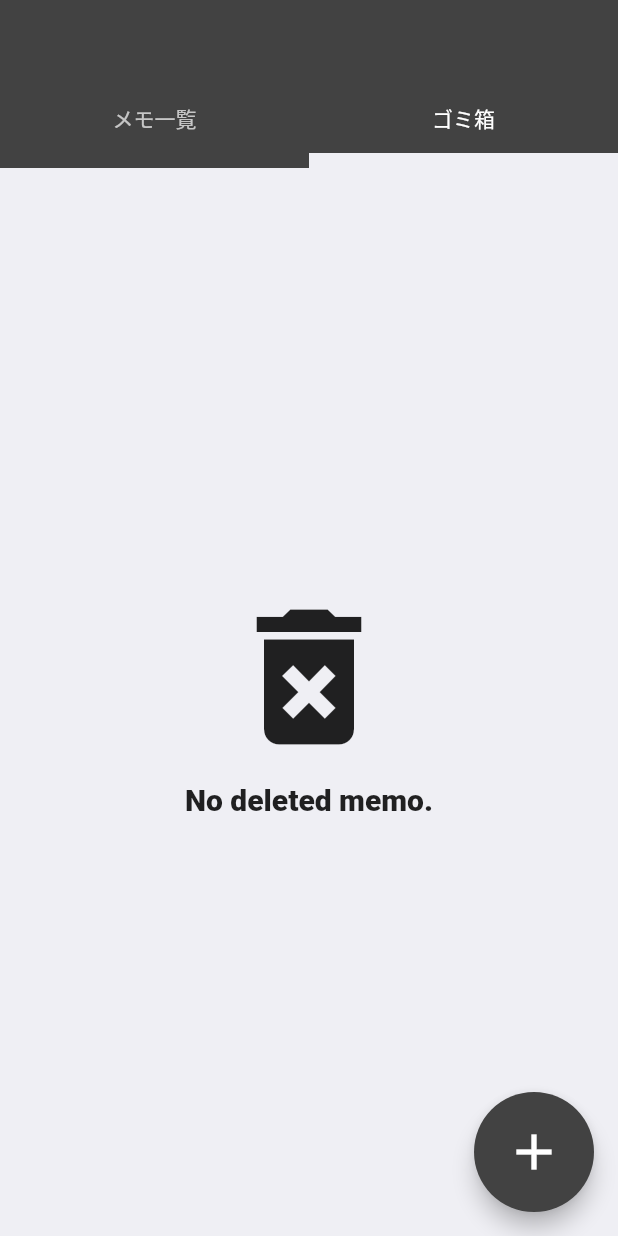
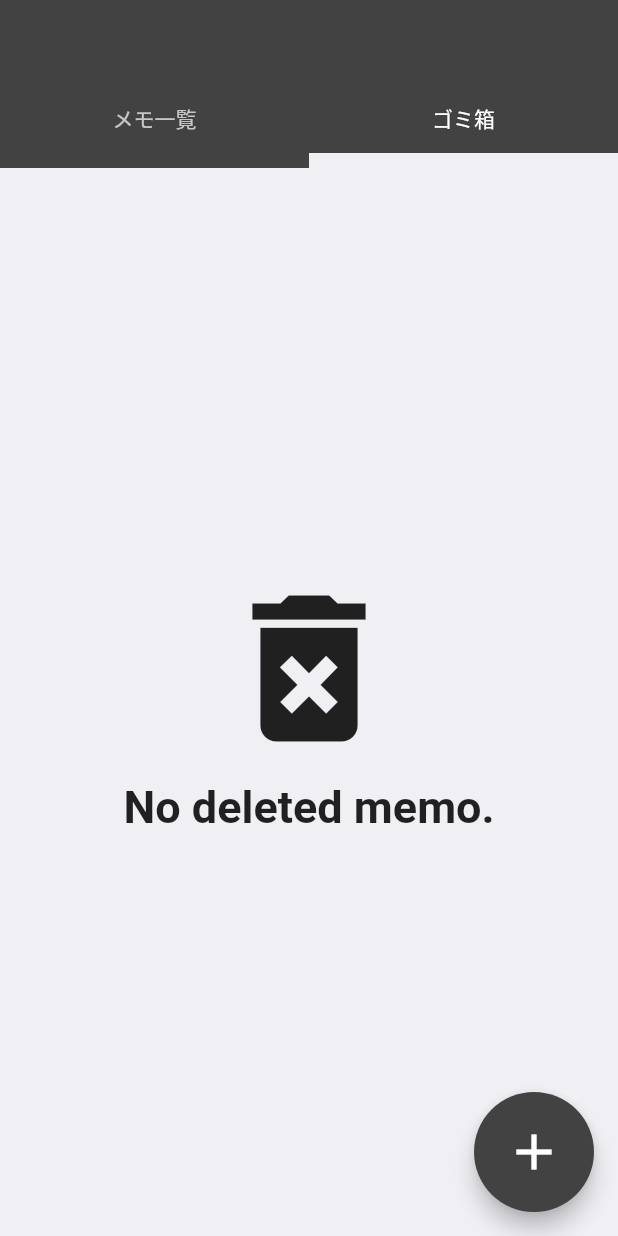
Before and after one commit to iseruuuuu/programming_memo_app, a Flutter app: the MemoListPage screen opened directly with empty values, tab 2 chosen, on a phone screen of 412 x 824 dp. Run offline on Flutter 3.47's test engine with Material 2 defaults, Android fonts, the phone set to English and light mode, and no system bars; our stand-ins replace flutter_markdown, flutter_riverpod, freezed_annotation, hive, hive_flutter, hooks_riverpod and 1 more; missing offline and left inert: markdown; accounts and stored records are empty; generated files the repository leaves out were written again.

Commit message:
add: 削除済みメモがない時の画面を一新した

```diff
--- a/lib/screen/screen/memo_list/children/deleted_memo_list_widget.dart
+++ b/lib/screen/screen/memo_list/children/deleted_memo_list_widget.dart
@@ -47,14 +47,14 @@ class DeletedMemoListWidgets extends StatelessWidget {
           children: [
             const Icon(
               Icons.delete_forever,
-              size: 120,
+              size: 130,
             ),
             const SizedBox(height: 10),
             Text(
               memoDeletedListNoItem,
               style: const TextStyle(
-                fontSize: 20,
-                fontWeight: FontWeight.w900,
+                fontSize: 30,
+                fontWeight: FontWeight.bold,
               ),
             ),
           ],
```
